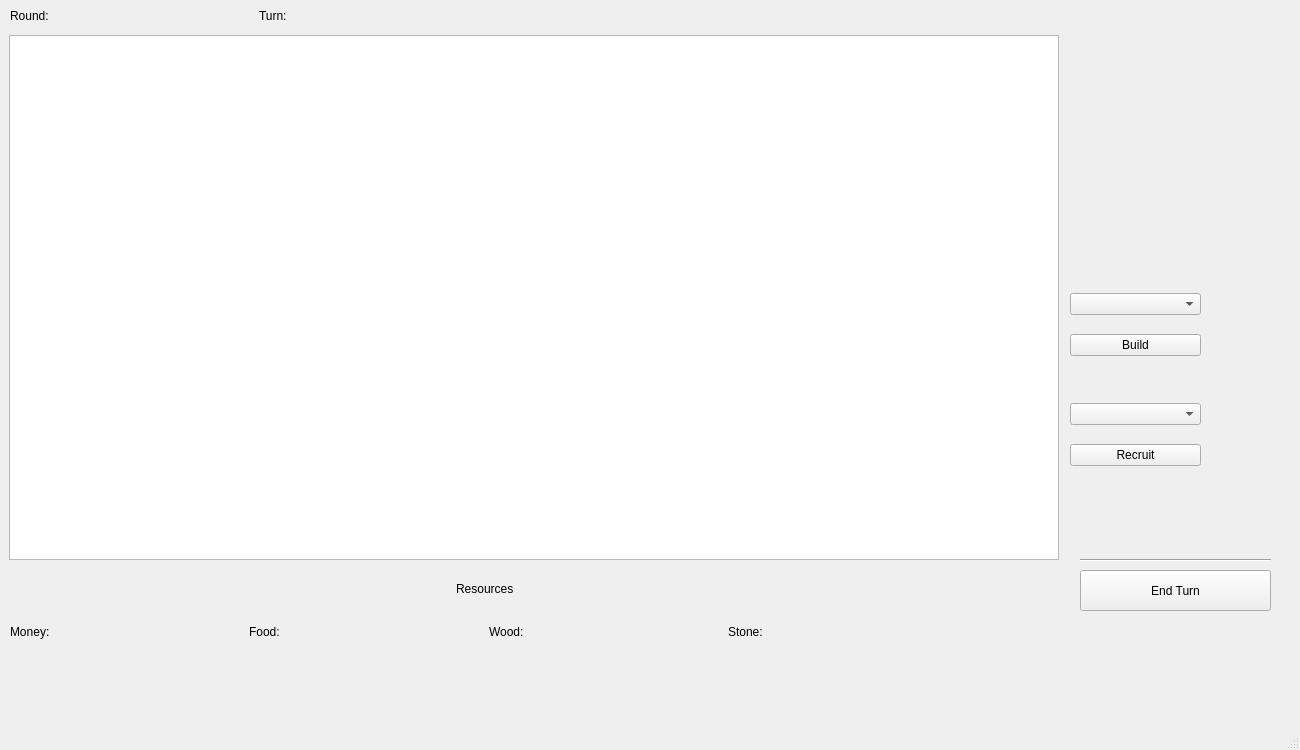
The window that Game/UI/mapwindow.ui (makipaa/School-Projects) describes before a commit, drawn with Qt 5.
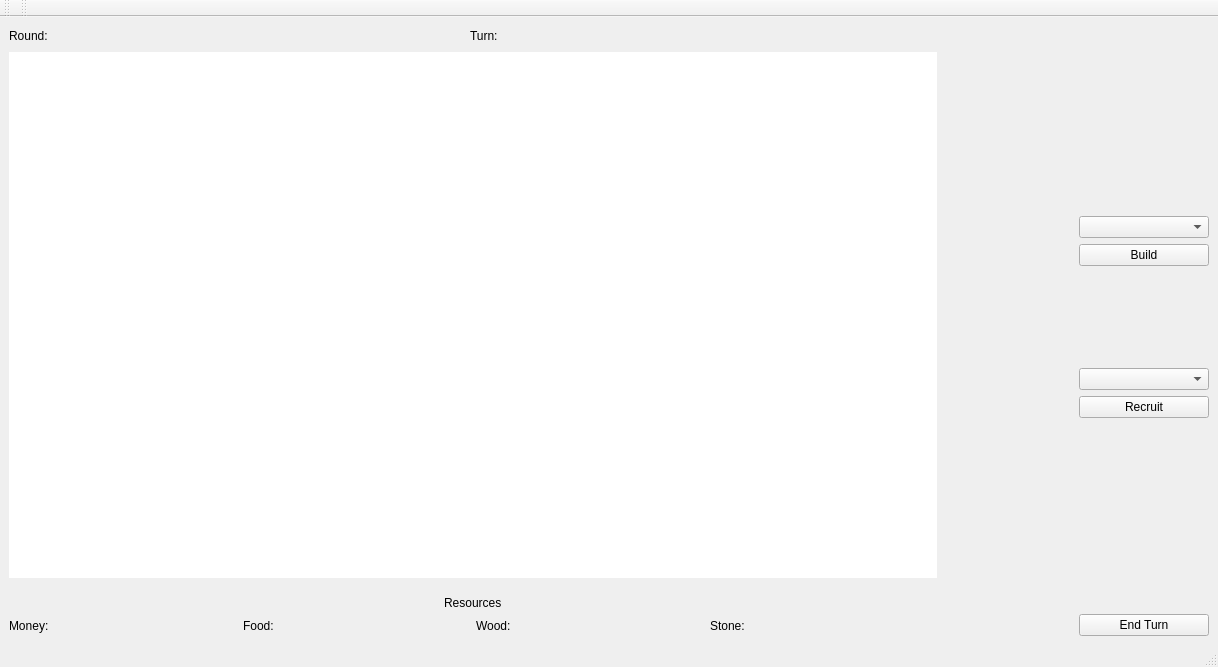
The same window after the commit.

```diff
--- a/Game/UI/mapwindow.ui
+++ b/Game/UI/mapwindow.ui
@@ -6,96 +6,209 @@
    <rect>
     <x>0</x>
     <y>0</y>
-    <width>1300</width>
-    <height>750</height>
+    <width>1218</width>
+    <height>667</height>
    </rect>
   </property>
+  <property name="sizePolicy">
+   <sizepolicy hsizetype="Fixed" vsizetype="Fixed">
+    <horstretch>0</horstretch>
+    <verstretch>0</verstretch>
+   </sizepolicy>
+  </property>
   <property name="windowTitle">
    <string>MainWindow</string>
   </property>
   <widget class="QWidget" name="centralwidget">
-   <widget class="QGraphicsView" name="graphicsView">
-    <property name="geometry">
-     <rect>
-      <x>9</x>
-      <y>35</y>
-      <width>1050</width>
-      <height>525</height>
-     </rect>
-    </property>
-    <property name="sizePolicy">
-     <sizepolicy hsizetype="Expanding" vsizetype="Expanding">
-      <horstretch>0</horstretch>
-      <verstretch>0</verstretch>
-     </sizepolicy>
-    </property>
-   </widget>
+   <layout class="QGridLayout" name="gridLayout_3">
+    <item row="0" column="1" rowspan="5">
+     <layout class="QGridLayout" name="gridLayout_2">
+      <item row="9" column="1" alignment="Qt::AlignLeft">
    <widget class="QPushButton" name="endTurnPushButton">
-    <property name="geometry">
-     <rect>
-      <x>1080</x>
-      <y>570</y>
-      <width>191</width>
-      <height>41</height>
-     </rect>
+        <property name="sizePolicy">
+         <sizepolicy hsizetype="Fixed" vsizetype="Fixed">
+          <horstretch>0</horstretch>
+          <verstretch>0</verstretch>
+         </sizepolicy>
+        </property>
+        <property name="minimumSize">
+         <size>
+          <width>130</width>
+          <height>0</height>
+         </size>
     </property>
     <property name="text">
      <string>End Turn</string>
     </property>
    </widget>
-   <widget class="Line" name="line">
-    <property name="geometry">
-     <rect>
-      <x>1080</x>
-      <y>550</y>
-      <width>191</width>
-      <height>20</height>
-     </rect>
-    </property>
-    <property name="orientation">
-     <enum>Qt::Horizontal</enum>
-    </property>
-   </widget>
-   <widget class="QWidget" name="gridLayoutWidget">
-    <property name="geometry">
-     <rect>
-      <x>10</x>
-      <y>570</y>
-      <width>951</width>
-      <height>80</height>
-     </rect>
-    </property>
+      </item>
+      <item row="5" column="1" alignment="Qt::AlignLeft">
+       <widget class="QComboBox" name="recruitsComboBox">
+        <property name="sizePolicy">
+         <sizepolicy hsizetype="Fixed" vsizetype="Fixed">
+          <horstretch>0</horstretch>
+          <verstretch>0</verstretch>
+         </sizepolicy>
+        </property>
+        <property name="minimumSize">
+         <size>
+          <width>130</width>
+          <height>0</height>
+         </size>
+        </property>
+       </widget>
+      </item>
+      <item row="0" column="1">
+       <layout class="QVBoxLayout" name="verticalLayout_2"/>
+      </item>
+      <item row="0" column="0" rowspan="10" alignment="Qt::AlignLeft|Qt::AlignTop">
+       <widget class="QLabel" name="tileInfoLabel">
+        <property name="sizePolicy">
+         <sizepolicy hsizetype="Fixed" vsizetype="Fixed">
+          <horstretch>0</horstretch>
+          <verstretch>0</verstretch>
+         </sizepolicy>
+        </property>
+        <property name="minimumSize">
+         <size>
+          <width>130</width>
+          <height>200</height>
+         </size>
+        </property>
+        <property name="text">
+         <string/>
+        </property>
+       </widget>
+      </item>
+      <item row="2" column="1" alignment="Qt::AlignLeft">
+       <widget class="QComboBox" name="buildingsComboBox">
+        <property name="sizePolicy">
+         <sizepolicy hsizetype="Fixed" vsizetype="Fixed">
+          <horstretch>0</horstretch>
+          <verstretch>0</verstretch>
+         </sizepolicy>
+        </property>
+        <property name="minimumSize">
+         <size>
+          <width>130</width>
+          <height>0</height>
+         </size>
+        </property>
+       </widget>
+      </item>
+      <item row="3" column="1" alignment="Qt::AlignLeft">
+       <widget class="QPushButton" name="buildPushButton">
+        <property name="sizePolicy">
+         <sizepolicy hsizetype="Fixed" vsizetype="Fixed">
+          <horstretch>0</horstretch>
+          <verstretch>0</verstretch>
+         </sizepolicy>
+        </property>
+        <property name="minimumSize">
+         <size>
+          <width>130</width>
+          <height>0</height>
+         </size>
+        </property>
+        <property name="text">
+         <string>Build</string>
+        </property>
+       </widget>
+      </item>
+      <item row="6" column="1" alignment="Qt::AlignLeft">
+       <widget class="QPushButton" name="recruitPushButton">
+        <property name="sizePolicy">
+         <sizepolicy hsizetype="Fixed" vsizetype="Fixed">
+          <horstretch>0</horstretch>
+          <verstretch>0</verstretch>
+         </sizepolicy>
+        </property>
+        <property name="minimumSize">
+         <size>
+          <width>130</width>
+          <height>0</height>
+         </size>
+        </property>
+        <property name="text">
+         <string>Recruit</string>
+        </property>
+       </widget>
+      </item>
+     </layout>
+    </item>
+    <item row="4" column="0">
     <layout class="QGridLayout" name="gridLayout">
-     <item row="1" column="1">
-      <widget class="QLabel" name="moneyAmountLabel">
+      <item row="1" column="7">
+       <widget class="QLabel" name="stoneAmountLabel">
+        <property name="sizePolicy">
+         <sizepolicy hsizetype="Expanding" vsizetype="Fixed">
+          <horstretch>0</horstretch>
+          <verstretch>0</verstretch>
+         </sizepolicy>
+        </property>
+        <property name="minimumSize">
+         <size>
+          <width>0</width>
+          <height>20</height>
+         </size>
+        </property>
        <property name="text">
         <string/>
        </property>
       </widget>
      </item>
-     <item row="1" column="4">
-      <widget class="QLabel" name="woodLabel">
+      <item row="1" column="2">
+       <widget class="QLabel" name="foodLabel">
+        <property name="sizePolicy">
+         <sizepolicy hsizetype="Expanding" vsizetype="Fixed">
+          <horstretch>0</horstretch>
+          <verstretch>0</verstretch>
+         </sizepolicy>
+        </property>
+        <property name="minimumSize">
+         <size>
+          <width>0</width>
+          <height>20</height>
+         </size>
+        </property>
        <property name="text">
-        <string>Wood:</string>
+         <string>Food:</string>
        </property>
       </widget>
      </item>
      <item row="1" column="3">
       <widget class="QLabel" name="foodAmountLabel">
+        <property name="sizePolicy">
+         <sizepolicy hsizetype="Expanding" vsizetype="Fixed">
+          <horstretch>0</horstretch>
+          <verstretch>0</verstretch>
+         </sizepolicy>
+        </property>
+        <property name="minimumSize">
+         <size>
+          <width>0</width>
+          <height>20</height>
+         </size>
+        </property>
        <property name="text">
         <string/>
        </property>
       </widget>
      </item>
-     <item row="1" column="6">
-      <widget class="QLabel" name="stoneLabel">
-       <property name="text">
-        <string>Stone:</string>
-       </property>
-      </widget>
-     </item>
      <item row="1" column="5">
       <widget class="QLabel" name="woodAmountLabel">
+        <property name="sizePolicy">
+         <sizepolicy hsizetype="Expanding" vsizetype="Fixed">
+          <horstretch>0</horstretch>
+          <verstretch>0</verstretch>
+         </sizepolicy>
+        </property>
+        <property name="minimumSize">
+         <size>
+          <width>0</width>
+          <height>20</height>
+         </size>
+        </property>
        <property name="text">
         <string/>
        </property>
@@ -103,46 +216,117 @@
      </item>
      <item row="1" column="0">
       <widget class="QLabel" name="moneyLabel">
+        <property name="sizePolicy">
+         <sizepolicy hsizetype="Expanding" vsizetype="Fixed">
+          <horstretch>0</horstretch>
+          <verstretch>0</verstretch>
+         </sizepolicy>
+        </property>
+        <property name="minimumSize">
+         <size>
+          <width>0</width>
+          <height>20</height>
+         </size>
+        </property>
        <property name="text">
         <string>Money:</string>
        </property>
       </widget>
      </item>
-     <item row="1" column="2">
-      <widget class="QLabel" name="foodLabel">
-       <property name="text">
-        <string>Food:</string>
-       </property>
-      </widget>
-     </item>
-     <item row="1" column="7">
-      <widget class="QLabel" name="stoneAmountLabel">
+      <item row="1" column="6">
+       <widget class="QLabel" name="stoneLabel">
+        <property name="sizePolicy">
+         <sizepolicy hsizetype="Expanding" vsizetype="Fixed">
+          <horstretch>0</horstretch>
+          <verstretch>0</verstretch>
+         </sizepolicy>
+        </property>
+        <property name="minimumSize">
+         <size>
+          <width>0</width>
+          <height>20</height>
+         </size>
+        </property>
        <property name="text">
-        <string/>
+         <string>Stone:</string>
        </property>
       </widget>
      </item>
      <item row="0" column="0" colspan="8" alignment="Qt::AlignHCenter">
       <widget class="QLabel" name="resourcesLabel">
+        <property name="sizePolicy">
+         <sizepolicy hsizetype="Expanding" vsizetype="Fixed">
+          <horstretch>0</horstretch>
+          <verstretch>0</verstretch>
+         </sizepolicy>
+        </property>
        <property name="text">
         <string>Resources</string>
        </property>
       </widget>
      </item>
-    </layout>
-   </widget>
-   <widget class="QWidget" name="horizontalLayoutWidget">
-    <property name="geometry">
-     <rect>
-      <x>10</x>
-      <y>0</y>
-      <width>491</width>
-      <height>31</height>
-     </rect>
-    </property>
-    <layout class="QHBoxLayout" name="horizontalLayout">
+      <item row="1" column="1">
+       <widget class="QLabel" name="moneyAmountLabel">
+        <property name="sizePolicy">
+         <sizepolicy hsizetype="Expanding" vsizetype="Fixed">
+          <horstretch>0</horstretch>
+          <verstretch>0</verstretch>
+         </sizepolicy>
+        </property>
+        <property name="minimumSize">
+         <size>
+          <width>0</width>
+          <height>20</height>
+         </size>
+        </property>
+        <property name="text">
+         <string/>
+        </property>
+       </widget>
+      </item>
+      <item row="1" column="4">
+       <widget class="QLabel" name="woodLabel">
+        <property name="sizePolicy">
+         <sizepolicy hsizetype="Expanding" vsizetype="Fixed">
+          <horstretch>0</horstretch>
+          <verstretch>0</verstretch>
+         </sizepolicy>
+        </property>
+        <property name="minimumSize">
+         <size>
+          <width>0</width>
+          <height>20</height>
+         </size>
+        </property>
+        <property name="text">
+         <string>Wood:</string>
+        </property>
+       </widget>
+      </item>
+     </layout>
+    </item>
+    <item row="0" column="0">
+     <layout class="QHBoxLayout" name="horizontalLayout_2">
      <item>
       <widget class="QLabel" name="roundLabel">
+        <property name="sizePolicy">
+         <sizepolicy hsizetype="Expanding" vsizetype="Fixed">
+          <horstretch>0</horstretch>
+          <verstretch>0</verstretch>
+         </sizepolicy>
+        </property>
+        <property name="minimumSize">
+         <size>
+          <width>0</width>
+          <height>20</height>
+         </size>
+        </property>
+        <property name="maximumSize">
+         <size>
+          <width>219</width>
+          <height>16777215</height>
+         </size>
+        </property>
        <property name="text">
         <string>Round:</string>
        </property>
@@ -150,6 +334,18 @@
      </item>
      <item>
       <widget class="QLabel" name="roundNumberLabel">
+        <property name="sizePolicy">
+         <sizepolicy hsizetype="Expanding" vsizetype="Fixed">
+          <horstretch>0</horstretch>
+          <verstretch>0</verstretch>
+         </sizepolicy>
+        </property>
+        <property name="minimumSize">
+         <size>
+          <width>0</width>
+          <height>20</height>
+         </size>
+        </property>
        <property name="text">
         <string/>
        </property>
@@ -157,6 +353,18 @@
      </item>
      <item>
       <widget class="QLabel" name="turnLabel">
+        <property name="sizePolicy">
+         <sizepolicy hsizetype="Expanding" vsizetype="Fixed">
+          <horstretch>0</horstretch>
+          <verstretch>0</verstretch>
+         </sizepolicy>
+        </property>
+        <property name="minimumSize">
+         <size>
+          <width>0</width>
+          <height>20</height>
+         </size>
+        </property>
        <property name="text">
         <string>Turn:</string>
        </property>
@@ -164,82 +372,88 @@
      </item>
      <item>
       <widget class="QLabel" name="turnNameLabel">
+        <property name="sizePolicy">
+         <sizepolicy hsizetype="Expanding" vsizetype="Fixed">
+          <horstretch>0</horstretch>
+          <verstretch>0</verstretch>
+         </sizepolicy>
+        </property>
+        <property name="minimumSize">
+         <size>
+          <width>0</width>
+          <height>20</height>
+         </size>
+        </property>
        <property name="text">
         <string/>
        </property>
       </widget>
      </item>
     </layout>
-   </widget>
-   <widget class="QWidget" name="gridLayoutWidget_2">
-    <property name="geometry">
-     <rect>
-      <x>1070</x>
-      <y>280</y>
-      <width>131</width>
-      <height>91</height>
-     </rect>
-    </property>
-    <layout class="QGridLayout" name="gridLayout_2">
-     <item row="2" column="0">
-      <widget class="QPushButton" name="buildPushButton">
-       <property name="text">
-        <string>Build</string>
-       </property>
-      </widget>
      </item>
      <item row="1" column="0">
-      <widget class="QComboBox" name="buildingsComboBox"/>
-     </item>
-    </layout>
-   </widget>
-   <widget class="QLabel" name="tileInfoLabel">
-    <property name="geometry">
-     <rect>
-      <x>1070</x>
-      <y>40</y>
-      <width>201</width>
-      <height>161</height>
-     </rect>
-    </property>
-    <property name="text">
-     <string/>
-    </property>
-   </widget>
-   <widget class="QWidget" name="verticalLayoutWidget">
-    <property name="geometry">
-     <rect>
-      <x>1070</x>
-      <y>390</y>
-      <width>131</width>
-      <height>91</height>
-     </rect>
-    </property>
-    <layout class="QVBoxLayout" name="verticalLayout">
-     <item>
-      <widget class="QComboBox" name="recruitsComboBox"/>
-     </item>
-     <item>
-      <widget class="QPushButton" name="recruitPushButton">
-       <property name="text">
-        <string>Recruit</string>
-       </property>
+     <widget class="QGraphicsView" name="graphicsView">
+      <property name="sizePolicy">
+       <sizepolicy hsizetype="Preferred" vsizetype="Preferred">
+        <horstretch>1</horstretch>
+        <verstretch>1</verstretch>
+       </sizepolicy>
+      </property>
+      <property name="minimumSize">
+       <size>
+        <width>200</width>
+        <height>100</height>
+       </size>
+      </property>
+      <property name="maximumSize">
+       <size>
+        <width>999999</width>
+        <height>999999</height>
+       </size>
+      </property>
+      <property name="frameShape">
+       <enum>QFrame::NoFrame</enum>
+      </property>
+      <property name="lineWidth">
+       <number>0</number>
+      </property>
       </widget>
      </item>
     </layout>
-   </widget>
   </widget>
   <widget class="QMenuBar" name="menubar">
    <property name="geometry">
     <rect>
      <x>0</x>
      <y>0</y>
-     <width>1300</width>
+     <width>1218</width>
      <height>25</height>
     </rect>
    </property>
   </widget>
   <widget class="QStatusBar" name="statusbar"/>
+  <widget class="QToolBar" name="toolBar">
+   <property name="windowTitle">
+    <string>toolBar</string>
+   </property>
+   <attribute name="toolBarArea">
+    <enum>TopToolBarArea</enum>
+   </attribute>
+   <attribute name="toolBarBreak">
+    <bool>false</bool>
+   </attribute>
+  </widget>
+  <widget class="QToolBar" name="toolBar_2">
+   <property name="windowTitle">
+    <string>toolBar_2</string>
+   </property>
+   <attribute name="toolBarArea">
+    <enum>TopToolBarArea</enum>
+   </attribute>
+   <attribute name="toolBarBreak">
+    <bool>false</bool>
+   </attribute>
+  </widget>
  </widget>
  <resources/>
  <connections/>
```
Lines whose indentation alone changed are shown as unchanged.
